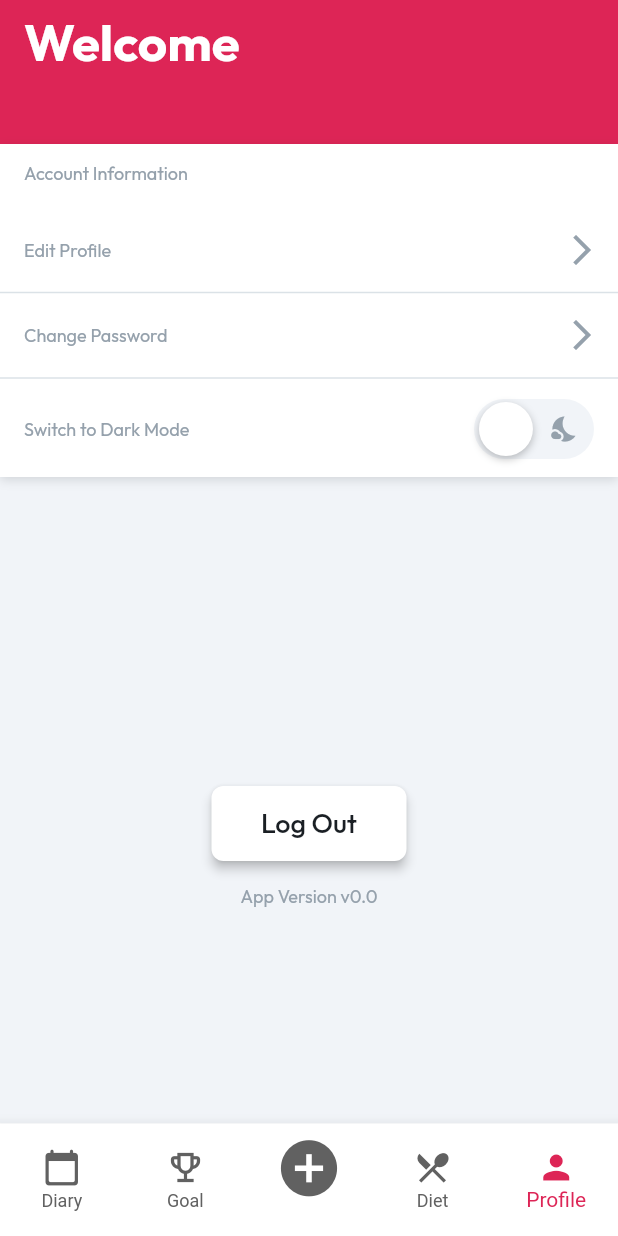
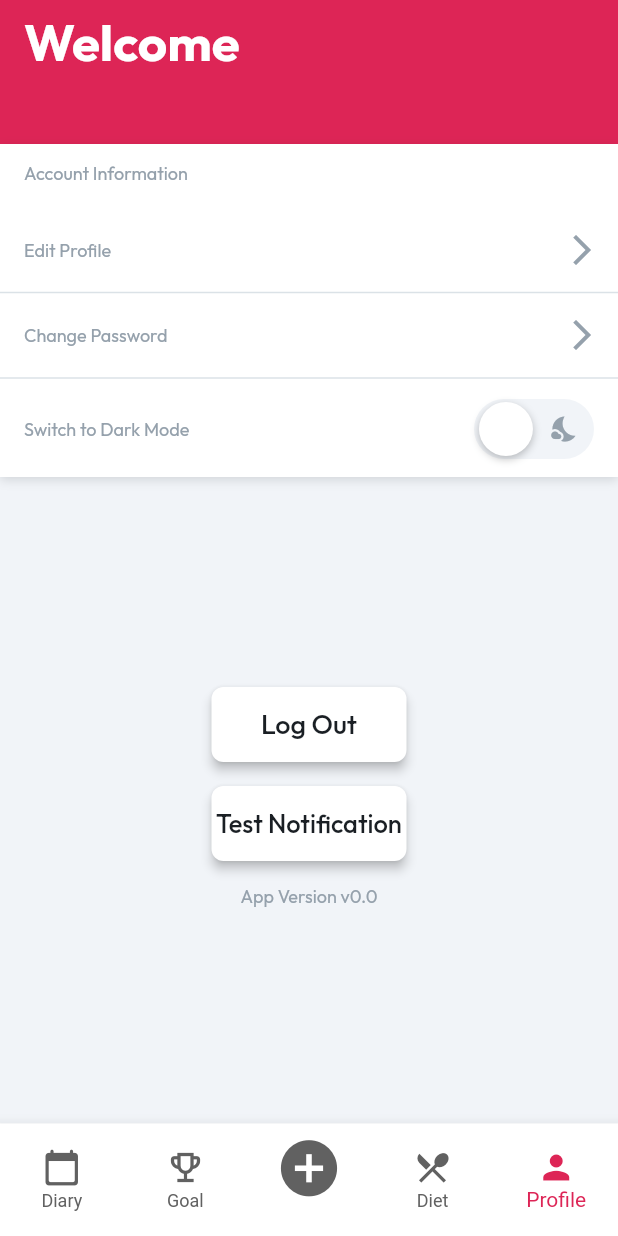
Before and after one commit to AlessandroSironi/DIMA-Project-22-23, a Flutter app: the screen it shows once a user with an empty profile is signed in, item 5 of the bottom bar chosen, on a phone screen of 412 x 824 dp. Run offline on Flutter 3.47's test engine with Material 2 defaults, Android fonts, the light colour scheme and no system bars; drawn by our look-alikes of auto_size_text; our stand-ins replace built_collection, built_value, cloud_firestore, easy_debounce, firebase_auth, firebase_core and 18 more; missing offline and left inert: flutter_barcode_scanner, json_path; accounts and stored records are empty.

Commit message:
Added test

```diff
--- a/macro_tracker/lib/pages/profile/profile_model.dart
+++ b/macro_tracker/lib/pages/profile/profile_model.dart
@@ -9,6 +9,8 @@ import 'package:flutter_animate/flutter_animate.dart';
 import 'package:google_fonts/google_fonts.dart';
 import 'package:provider/provider.dart';
 
+import 'package:macro_tracker/services/local_notification_service.dart';
+
 class ProfileModel extends FlutterFlowModel {
   /// Initialization and disposal methods.
 
@@ -18,4 +20,6 @@ class ProfileModel extends FlutterFlowModel {
 
   /// Additional helper methods are added here.
 
+  LocalNotificationService notificationService = LocalNotificationService();
+
 }
--- a/macro_tracker/lib/pages/profile/profile_widget.dart
+++ b/macro_tracker/lib/pages/profile/profile_widget.dart
@@ -10,6 +10,8 @@ import 'package:google_fonts/google_fonts.dart';
 import 'package:provider/provider.dart';
 import 'profile_model.dart';
 export 'profile_model.dart';
+
+import 'package:macro_tracker/services/local_notification_service.dart';
 
 class ProfileWidget extends StatefulWidget {
   const ProfileWidget({Key? key}) : super(key: key);
@@ -58,7 +60,7 @@ class _ProfileWidgetState extends State<ProfileWidget>
   void initState() {
     super.initState();
     _model = createModel(context, () => ProfileModel());
-
+    _model.notificationService.initialize();
     setupAnimations(
       animationsMap.values.where((anim) =>
           anim.trigger == AnimationTrigger.onActionTrigger ||
@@ -554,6 +556,39 @@ class _ProfileWidgetState extends State<ProfileWidget>
                                 ),
                               ),
                             ),
+                            Padding(
+                              padding: EdgeInsetsDirectional.fromSTEB(
+                                  0.0, 0.0, 0.0, 16.0),
+                              child: FFButtonWidget(
+                                onPressed: () async {
+                                 _model.notificationService.showNotification(0, 'Test', 'Test Notifica');
+                                },
+                                text: 'Test Notification',
+                                options: FFButtonOptions(
+                                  width: 130.0,
+                                  height: 50.0,
+                                  padding: EdgeInsetsDirectional.fromSTEB(
+                                      0.0, 0.0, 0.0, 0.0),
+                                  iconPadding: EdgeInsetsDirectional.fromSTEB(
+                                      0.0, 0.0, 0.0, 0.0),
+                                  color: FlutterFlowTheme.of(context)
+                                      .secondaryBackground,
+                                  textStyle: FlutterFlowTheme.of(context)
+                                      .titleMedium
+                                      .override(
+                                        fontFamily: 'Outfit',
+                                        color: FlutterFlowTheme.of(context)
+                                            .primaryText,
+                                      ),
+                                  elevation: 3.0,
+                                  borderSide: BorderSide(
+                                    color: Colors.transparent,
+                                    width: 1.0,
+                                  ),
+                                  borderRadius: BorderRadius.circular(8.0),
+                                ),
+                              ),
+                            ),
                             Text(
                               'App Version v0.0',
                               textAlign: TextAlign.center,
```
